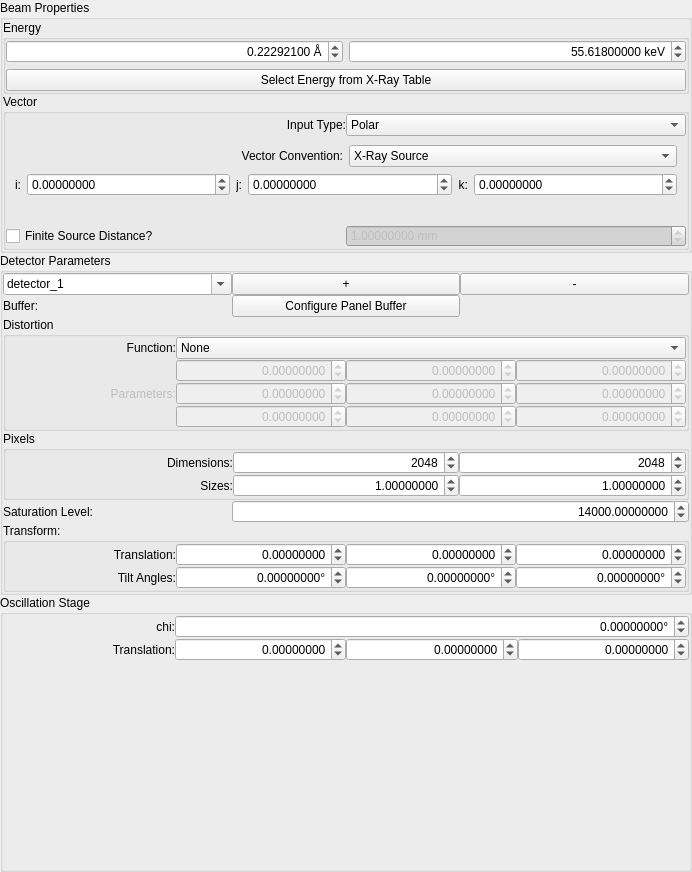
Qt form hexrd/ui/resources/ui/instrument_form_view_widget.ui (HEXRD/hexrdgui) before a commit.
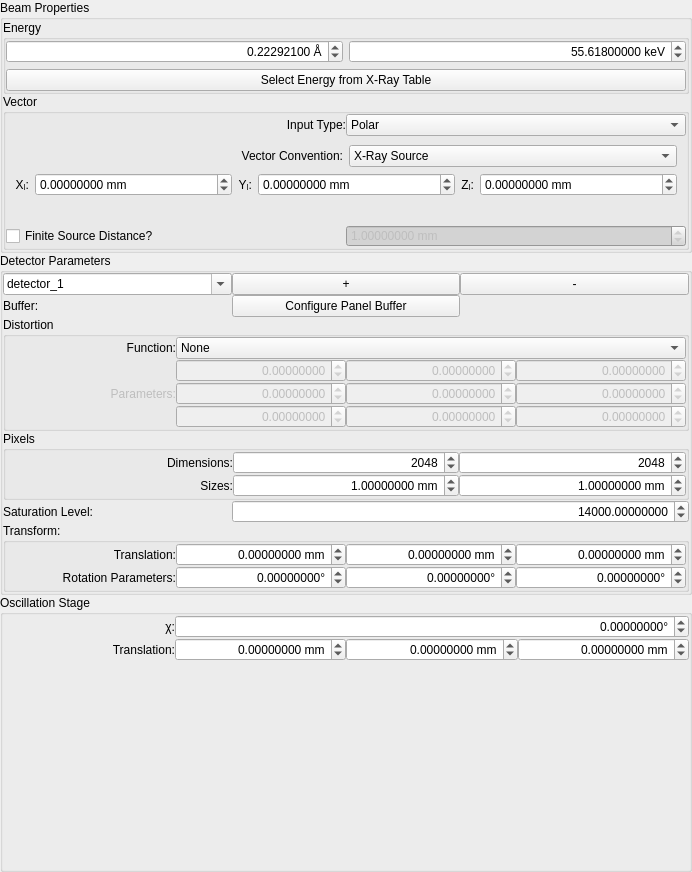
The same form after that commit. The open tabs and pages were chosen to show the change. Custom widgets are drawn as their Qt base class.

Commit message: massage labels

```diff
--- a/hexrd/ui/resources/ui/instrument_form_view_widget.ui
+++ b/hexrd/ui/resources/ui/instrument_form_view_widget.ui
@@ -316,7 +316,7 @@
                 </sizepolicy>
                </property>
                <property name="text">
-                <string>i:</string>
+                <string>Xₗ:</string>
                </property>
                <property name="alignment">
                 <set>Qt::AlignRight|Qt::AlignTrailing|Qt::AlignVCenter</set>
@@ -328,6 +328,9 @@
                <property name="keyboardTracking">
                 <bool>false</bool>
                </property>
+               <property name="suffix">
+                <string> mm</string>
+               </property>
                <property name="decimals">
                 <number>8</number>
                </property>
@@ -361,7 +364,7 @@
                 </sizepolicy>
                </property>
                <property name="text">
-                <string>j:</string>
+                <string>Yₗ:</string>
                </property>
                <property name="alignment">
                 <set>Qt::AlignRight|Qt::AlignTrailing|Qt::AlignVCenter</set>
@@ -373,6 +376,9 @@
                <property name="keyboardTracking">
                 <bool>false</bool>
                </property>
+               <property name="suffix">
+                <string> mm</string>
+               </property>
                <property name="decimals">
                 <number>8</number>
                </property>
@@ -396,7 +402,7 @@
                 </sizepolicy>
                </property>
                <property name="text">
-                <string>k:</string>
+                <string>Zₗ:</string>
                </property>
                <property name="alignment">
                 <set>Qt::AlignRight|Qt::AlignTrailing|Qt::AlignVCenter</set>
@@ -408,6 +414,9 @@
                <property name="keyboardTracking">
                 <bool>false</bool>
                </property>
+               <property name="suffix">
+                <string> mm</string>
+               </property>
                <property name="decimals">
                 <number>8</number>
                </property>
@@ -570,6 +579,9 @@
            <property name="prefix">
             <string/>
            </property>
+           <property name="suffix">
+            <string> mm</string>
+           </property>
            <property name="decimals">
             <number>8</number>
            </property>
@@ -605,6 +617,9 @@
            <property name="prefix">
             <string/>
            </property>
+           <property name="suffix">
+            <string> mm</string>
+           </property>
            <property name="decimals">
             <number>8</number>
            </property>
@@ -630,6 +645,9 @@
            <property name="prefix">
             <string/>
            </property>
+           <property name="suffix">
+            <string> mm</string>
+           </property>
            <property name="decimals">
             <number>8</number>
            </property>
@@ -647,7 +665,7 @@
          <item row="1" column="0">
           <widget class="QLabel" name="label_16">
            <property name="text">
-            <string>Tilt Angles:</string>
+            <string>Rotation Parameters:</string>
            </property>
            <property name="alignment">
             <set>Qt::AlignRight|Qt::AlignTrailing|Qt::AlignVCenter</set>
@@ -1109,6 +1127,9 @@
            <property name="keyboardTracking">
             <bool>false</bool>
            </property>
+           <property name="suffix">
+            <string> mm</string>
+           </property>
            <property name="decimals">
             <number>8</number>
            </property>
@@ -1134,6 +1155,9 @@
            <property name="keyboardTracking">
             <bool>false</bool>
            </property>
+           <property name="suffix">
+            <string> mm</string>
+           </property>
            <property name="decimals">
             <number>8</number>
            </property>
@@ -1246,7 +1270,7 @@
       <item row="0" column="0">
        <widget class="QLabel" name="label_3">
         <property name="text">
-         <string>chi:</string>
+         <string>χ:</string>
         </property>
         <property name="alignment">
          <set>Qt::AlignRight|Qt::AlignTrailing|Qt::AlignVCenter</set>
@@ -1264,6 +1288,9 @@
         <property name="prefix">
          <string/>
         </property>
+        <property name="suffix">
+         <string> mm</string>
+        </property>
         <property name="decimals">
          <number>8</number>
         </property>
@@ -1289,6 +1316,9 @@
         <property name="prefix">
          <string/>
         </property>
+        <property name="suffix">
+         <string> mm</string>
+        </property>
         <property name="decimals">
          <number>8</number>
         </property>
@@ -1314,6 +1344,9 @@
         <property name="prefix">
          <string/>
         </property>
+        <property name="suffix">
+         <string> mm</string>
+        </property>
         <property name="decimals">
          <number>8</number>
         </property>
```
Left out of the diff: 6 changed lines with no effect on the pictures.
